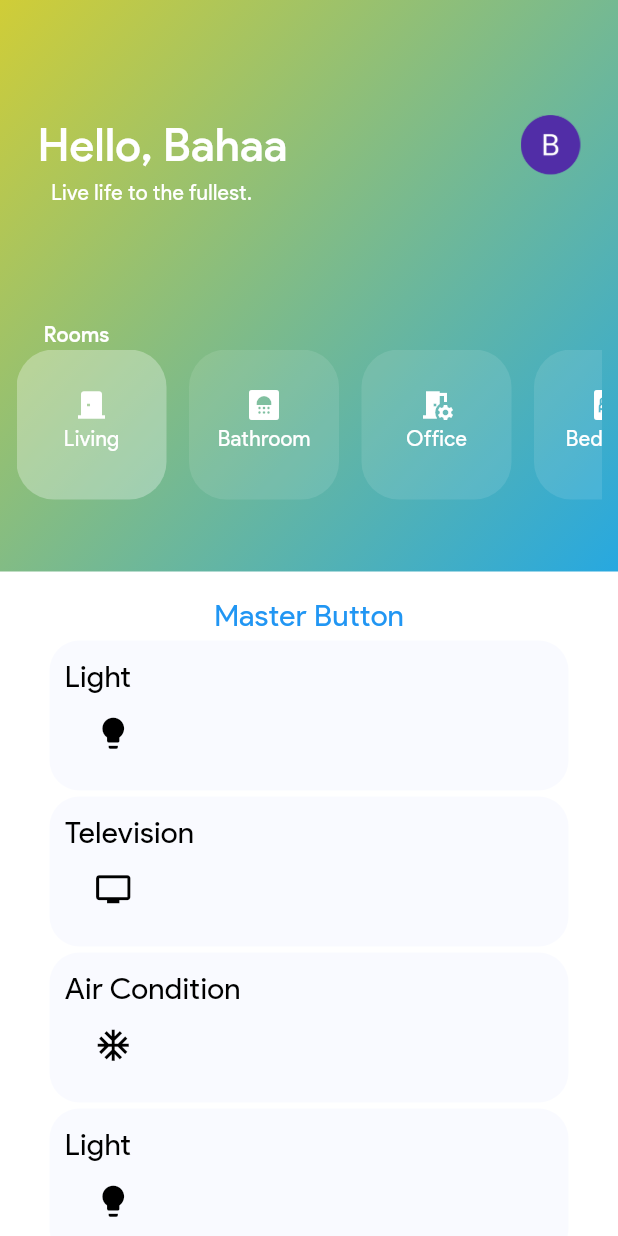
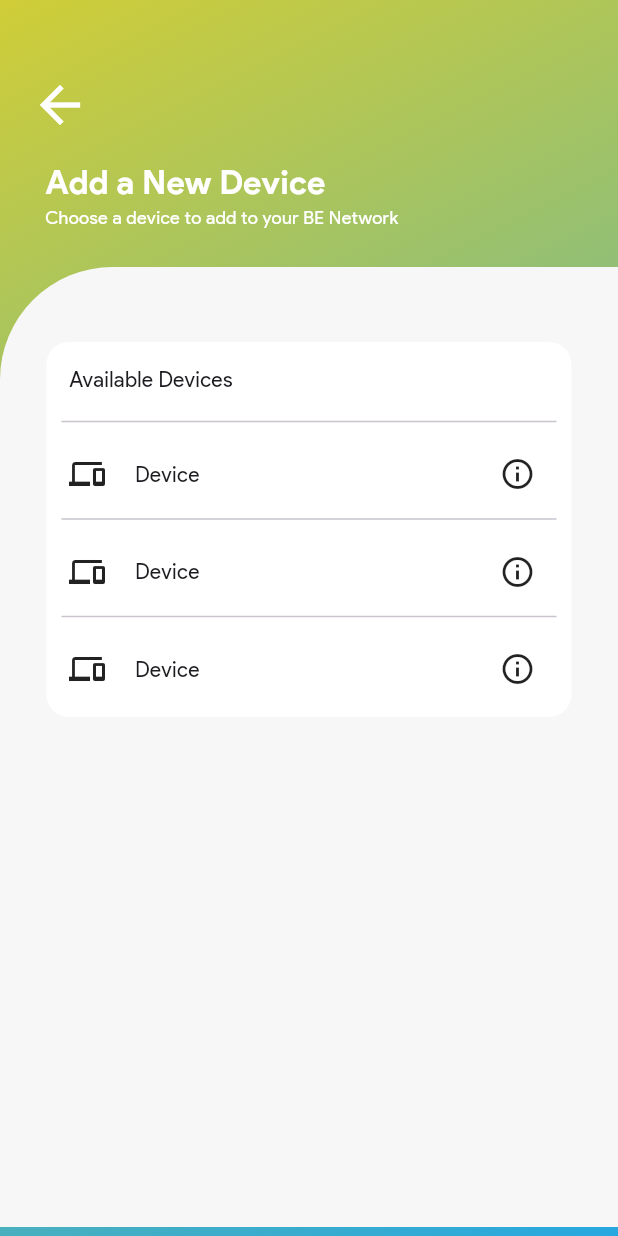
Before and after one commit to aboda-7/front-end-home, a Flutter app: the dashboard screen opened directly, after a tap on "Add Device", on a phone screen of 412 x 824 dp. Run offline on Flutter 3.47's test engine with Material 3 defaults, Android fonts, the phone set to English and light mode, and no system bars; our stand-ins replace flutter_svg, percent_indicator, slider_button.

Commit message:
Added AddDevices.dart

```diff
--- /dev/null
+++ b/lib/AddDevices.dart
@@ -0,0 +1,339 @@
+import 'package:flutter/material.dart';
+import 'package:flutter_svg/flutter_svg.dart';
+import 'package:yarab/Changepassword.dart';
+import 'package:yarab/appbarcustom.dart';
+import 'package:yarab/appdrawer.dart';
+import 'package:yarab/profile.dart';
+import 'package:yarab/room.dart';
+import 'package:yarab/roomlist.dart';
+import 'package:yarab/scan.dart';
+import 'package:slider_button/slider_button.dart';
+
+
+import 'main.dart';
+import 'roomlist.dart';
+
+class AddDevices extends StatelessWidget {
+  const AddDevices({super.key});
+
+  @override
+  Widget build(BuildContext context) {
+    return Scaffold(
+      body:SingleChildScrollView(
+          child: Container(
+            height: MediaQuery.of(context).size.height,
+            width: MediaQuery.of(context).size.width,
+            decoration: BoxDecoration(
+                gradient: LinearGradient(
+                  begin: Alignment.topLeft,
+                  end: Alignment.bottomRight,
+                  colors:  <Color>[
+                    Color(0xFFD0CD37),
+                    Color(0xFF27A8E0),
+                  ],
+                )
+            ),
+            child: Column(
+              crossAxisAlignment: CrossAxisAlignment.start,
+              children: [
+                Padding(
+                  padding:EdgeInsets.only(top: 50,left: 20,right: 20),
+                  child: Row(
+                    children: [
+                      GestureDetector(
+                        child: Icon(Icons.arrow_back,color: Colors.white,size: 40,),
+                      ),
+                    ],
+                  ),
+                ),
+                SizedBox(height: 15,),
+                Padding(
+                  padding: EdgeInsets.only(left: 30),
+                  child: Text("Add a New Device", style: TextStyle(
+                      fontFamily: 'ProductSans',
+                      color: Colors.white,
+                      fontSize: 22,
+                      fontWeight: FontWeight.bold
+                    ),
+                  ),
+                ),
+                Padding(
+                  padding: EdgeInsets.only(left: 30),
+                  child: Text("Choose a device to add to your BE Network", style: TextStyle(
+                      fontFamily: 'ProductSans',
+                      color: Colors.white,
+                      fontSize: 12
+                    ),
+                  ),
+                ),
+                SizedBox(height: 25,),
+                Container(
+                  height: MediaQuery.of(context).size.height-184,
+                  width: MediaQuery.of(context).size.width,
+                  decoration: BoxDecoration(
+                      color: Color(0xFFF7F7F7),
+                      borderRadius: BorderRadius.only(topLeft: Radius.circular(75))
+                  ),
+                  child: Column(
+                    children: [
+                      Padding(
+                        padding: EdgeInsets.only(top:50),
+                        child: Container(
+                          height: 250,
+                          width: 350,
+                          decoration: BoxDecoration(
+                            color: Colors.white,
+                            borderRadius: BorderRadius.circular(15)
+                          ),
+                          child: Column(
+                            crossAxisAlignment: CrossAxisAlignment.start,
+                            children: [
+                                Padding(
+                                  padding: EdgeInsets.only(top:15,left: 15),
+                                  child: Text("Available Devices"),
+                                ),
+                              SizedBox(height: 10,),
+                              Padding(
+                                padding: EdgeInsets.symmetric(horizontal: 10),
+                                child: Divider(),
+                              ),
+                              Padding(
+                                padding: EdgeInsets.only(top:15,left: 15),
+                                child: Row(
+                                  children: [
+                                    Icon(Icons.devices),
+                                    SizedBox(width: 20,),
+                                    Text("Device"),
+                                    SizedBox(width: 200,),
+                                    GestureDetector(
+                                        onTap: (){
+                                          showModalBottomSheet(
+                                              context: context,
+                                              builder: (BuildContext context){
+                                                return Container(
+                                                  height: 200,
+                                                  decoration: BoxDecoration(
+                                                    color: Color(0xFFF7F7F7),
+                                                    borderRadius: BorderRadius.circular(25),
+                                                  ),
+                                                  child: Column(
+                                                    crossAxisAlignment: CrossAxisAlignment.start,
+                                                    children: [
+                                                      SizedBox(height: 25,),
+                                                      Padding(
+                                                        padding: EdgeInsets.only(left: 15),
+                                                        child: Text("Device Information",style: TextStyle(
+                                                          fontSize: 17,
+                                                          fontFamily: 'ProductSans',
+                                                          fontWeight: FontWeight.bold,
+                                                        ),
+                                                        ),
+                                                      ),
+                                                      SizedBox(height: 40,),
+                                                      Padding(
+                                                        padding: EdgeInsets.symmetric(horizontal: 15),
+                                                        child: Container(
+                                                          height: 50,
+                                                          decoration: BoxDecoration(
+                                                              color: Colors.white,
+                                                              borderRadius: BorderRadius.circular(15)
+                                                          ),
+                                                          child: Row(
+                                                            mainAxisAlignment: MainAxisAlignment.spaceBetween,
+                                                            children: [
+                                                              Text("Number of output devices (e.g., light bulbs) connected to this switch",style: TextStyle(
+                                                                fontSize: 10,
+                                                                color:Color(0xFF737373),
+                                                              ),
+                                                              ),
+                                                              Padding(
+                                                                padding:  EdgeInsets.only(right: 20),
+                                                                child: Text("3",style: TextStyle(
+                                                                  fontSize: 14,
+                                                                  color:Colors.black,
+                                                                ),
+                                                                ),
+                                                              ),
+                                                            ],
+                                                          ),
+                                                        ),
+                                                      ),
+                                                    ],
+                                                  ),
+                                                );
+                                              }
+                                          );
+                                        },
+                                        child: Icon(Icons.info_outline)
+                                    ),
+                                  ],
+                                ),
+                              ),
+                              SizedBox(height: 10,),
+                              Padding(
+                                padding: EdgeInsets.symmetric(horizontal: 10),
+                                child: Divider(),
+                              ),
+                              Padding(
+                                padding: EdgeInsets.only(top:15,left: 15),
+                                child: Row(
+                                  children: [
+                                    Icon(Icons.devices),
+                                    SizedBox(width: 20,),
+                                    Text("Device"),
+                                    SizedBox(width: 200,),
+                                    GestureDetector(
+                                        onTap: (){
+                                          showModalBottomSheet(
+                                              context: context,
+                                              builder: (BuildContext context){
+                                                return Container(
+                                                  height: 200,
+                                                  decoration: BoxDecoration(
+                                                    color: Color(0xFFF7F7F7),
+                                                    borderRadius: BorderRadius.circular(25),
+                                                  ),
+                                                  child: Column(
+                                                    crossAxisAlignment: CrossAxisAlignment.start,
+                                                    children: [
+                                                      SizedBox(height: 25,),
+                                                      Padding(
+                                                        padding: EdgeInsets.only(left: 15),
+                                                        child: Text("Device Information",style: TextStyle(
+                                                            fontSize: 17,
+                                                            fontFamily: 'ProductSans',
+                                                            fontWeight: FontWeight.bold,
+                                                          ),
+                                                        ),
+                                                      ),
+                                                      SizedBox(height: 40,),
+                                                      Padding(
+                                                        padding: EdgeInsets.symmetric(horizontal: 15),
+                                                          child: Container(
+                                                            height: 50,
+                                                            decoration: BoxDecoration(
+                                                              color: Colors.white,
+                                                              borderRadius: BorderRadius.circular(15)
+                                                            ),
+                                                            child: Row(
+                                                              mainAxisAlignment: MainAxisAlignment.spaceBetween,
+                                                              children: [
+                                                                Text("Number of output devices (e.g., light bulbs) connected to this switch",style: TextStyle(
+                                                                    fontSize: 10,
+                                                                    color:Color(0xFF737373),
+                                                                  ),
+                                                                ),
+                                                                Padding(
+                                                                  padding:  EdgeInsets.only(right: 20),
+                                                                  child: Text("3",style: TextStyle(
+                                                                    fontSize: 14,
+                                                                    color:Colors.black,
+                                                                  ),
+                                                                  ),
+                                                                ),
+                                                              ],
+                                                            ),
+                                                          ),
+                                                      ),
+                                                    ],
+                                                  ),
+                                                );
+                                              }
+                                          );
+                                        },
+                                        child: Icon(Icons.info_outline)
+                                    ),
+                                  ],
+                                ),
+                              ),
+                              SizedBox(height: 10,),
+                              Padding(
+                                padding: EdgeInsets.symmetric(horizontal: 10),
+                                child: Divider(),
+                              ),
+                              Padding(
+                                padding: EdgeInsets.only(top:15,left: 15),
+                                child: Row(
+                                  children: [
+                                    Icon(Icons.devices),
+                                    SizedBox(width: 20,),
+                                    Text("Device"),
+                                    SizedBox(width: 200,),
+                                    GestureDetector(
+                                        onTap: (){
+                                          showModalBottomSheet(
+                                              context: context,
+                                              builder: (BuildContext context){
+                                                return Container(
+                                                  height: 200,
+                                                  decoration: BoxDecoration(
+                                                    color: Color(0xFFF7F7F7),
+                                                    borderRadius: BorderRadius.circular(25),
+                                                  ),
+                                                  child: Column(
+                                                    crossAxisAlignment: CrossAxisAlignment.start,
+                                                    children: [
+                                                      SizedBox(height: 25,),
+                                                      Padding(
+                                                        padding: EdgeInsets.only(left: 15),
+                                                        child: Text("Device Information",style: TextStyle(
+                                                          fontSize: 17,
+                                                          fontFamily: 'ProductSans',
+                                                          fontWeight: FontWeight.bold,
+                                                        ),
+                                                        ),
+                                                      ),
+                                                      SizedBox(height: 40,),
+                                                      Padding(
+                                                        padding: EdgeInsets.symmetric(horizontal: 15),
+                                                        child: Container(
+                                                          height: 50,
+                                                          decoration: BoxDecoration(
+                                                              color: Colors.white,
+                                                              borderRadius: BorderRadius.circular(15)
+                                                          ),
+                                                          child: Row(
+                                                            mainAxisAlignment: MainAxisAlignment.spaceBetween,
+                                                            children: [
+                                                              Text("Number of output devices (e.g., light bulbs) connected to this switch",style: TextStyle(
+                                                                fontSize: 10,
+                                                                color:Color(0xFF737373),
+                                                              ),
+                                                              ),
+                                                              Padding(
+                                                                padding:  EdgeInsets.only(right: 20),
+                                                                child: Text("3",style: TextStyle(
+                                                                  fontSize: 14,
+                                                                  color:Colors.black,
+                                                                ),
+                                                                ),
+                                                              ),
+                                                            ],
+                                                          ),
+                                                        ),
+                                                      ),
+                                                    ],
+                                                  ),
+                                                );
+                                              }
+                                          );
+                                        },
+                                        child: Icon(Icons.info_outline)
+                                    ),
+                                  ],
+                                ),
+                              ),
+                            ],
+                          ),
+                        ),
+                      )
+                    ],
+                  ),
+                ),
+              ],
+            ),
+          )
+      ),
+    );
+  }
+}
--- a/lib/room.dart
+++ b/lib/room.dart
@@ -1,4 +1,5 @@
 import 'package:flutter/material.dart';
+import 'package:yarab/AddDevices.dart';
 import 'package:yarab/deletemessage.dart';
 import 'package:yarab/roomlist.dart';
 import 'roomlist.dart';
@@ -84,7 +85,12 @@ class _RoomState extends State<room> {
                 itemBuilder: (context, index) {
                   if (index == _deviceCount) {
                     return GestureDetector(
-                      onTap: _addDevice,
+                      onTap: //_addDevice,
+                      (){
+                        Navigator.push(context,
+                            _createRoute(AddDevices())
+                        );
+                      },
                       child: Padding(
                         padding: const EdgeInsets.all(2.0),
                         child: AnimatedContainer(
@@ -168,3 +174,22 @@ class _RoomState extends State<room> {
     );
   }
 }
+
+
+Route _createRoute(Widget hello) {
+  return PageRouteBuilder(
+    pageBuilder: (context, animation, secondaryAnimation) => hello,
+    transitionsBuilder: (context, animation, secondaryAnimation, child) {
+      const curve = Curves.easeInOutSine;
+      var begin = Offset(-1.0, 0.0);
+      var end = Offset.zero;
+      var tween = Tween(begin: begin, end: end).chain(CurveTween(curve: curve));
+      var offsetAnimation = animation.drive(tween);
+
+      return SlideTransition(
+        position: offsetAnimation,
+        child: child,
+      );
+    },
+  );
+}
```
Also changed, not shown: lib/main.dart (+1 -8 lines).
